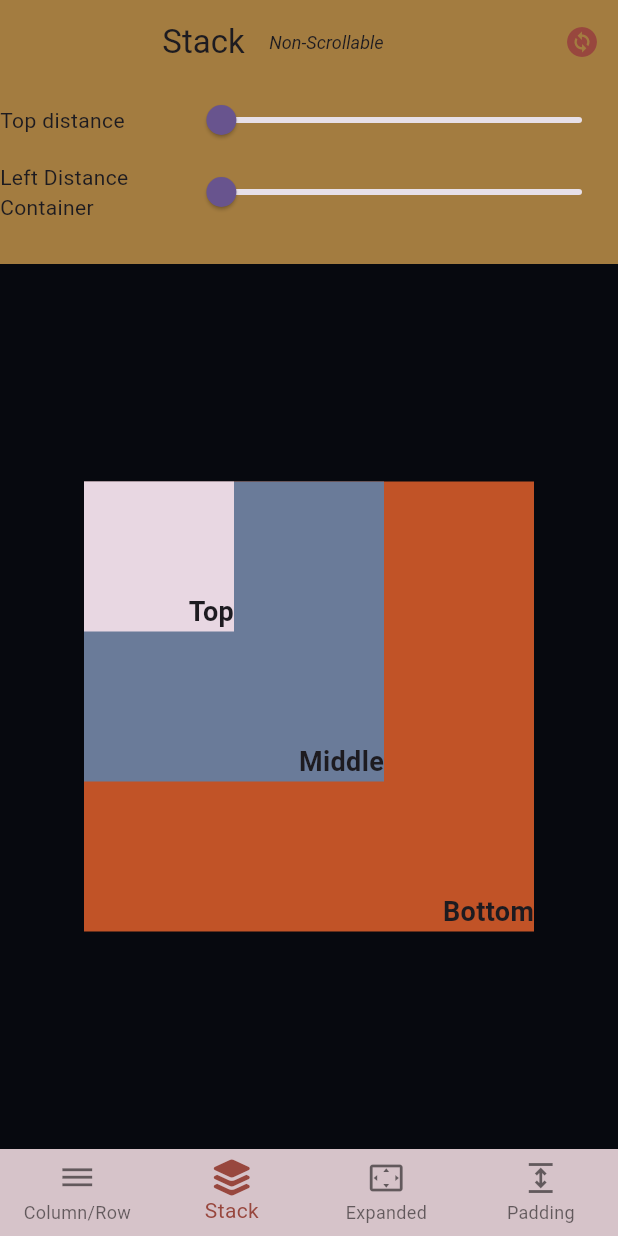
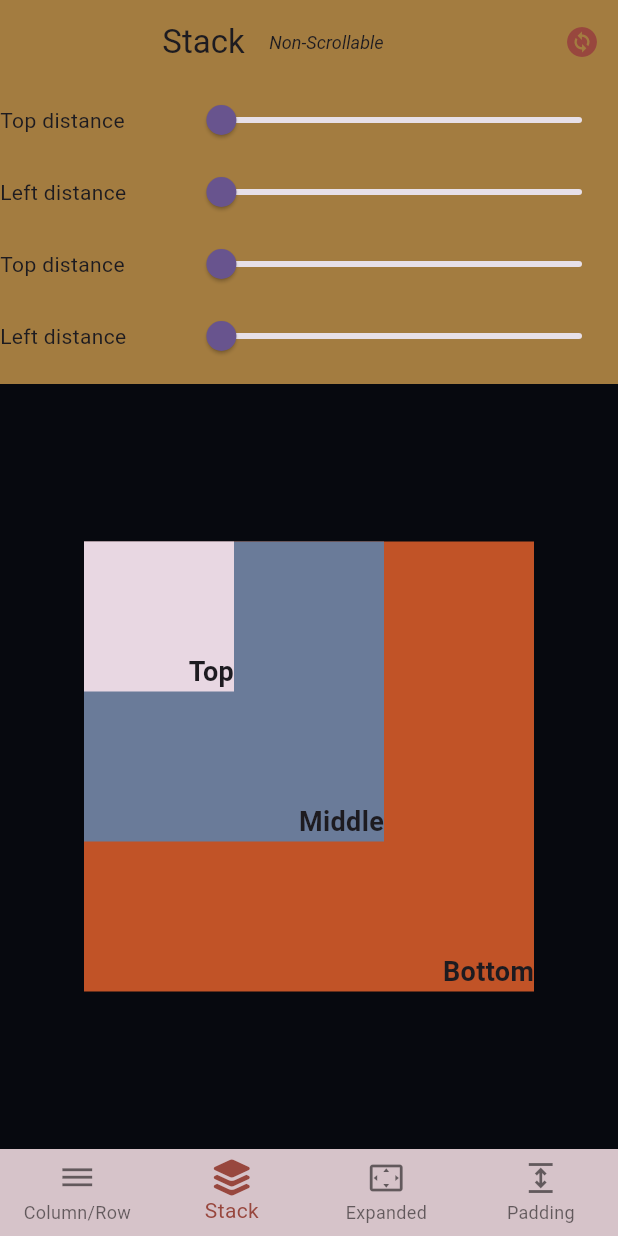
Before and after one commit to soulandbone/layout_tutorial, a Flutter app: the screen it shows after launch, item 2 of the bottom bar chosen, on a phone screen of 412 x 824 dp. Run offline on Flutter 3.47's test engine with Material 3 defaults, Android fonts, the light colour scheme and no system bars; our stand-ins replace font_awesome_flutter.

Commit message:
need tweaking on some minor details on the stack screen

```diff
--- a/lib/screens/stack_screen.dart
+++ b/lib/screens/stack_screen.dart
@@ -15,14 +15,20 @@ class StackScreen extends StatefulWidget implements HasLayoutGroup {
 }
 
 class _StackScreenState extends State<StackScreen> {
-  double height = 120;
+  //**Size of the APPBAR VARIABLE */
+  double height = 200;
 
+  //STATE VARIABLES**************************************************
   double smallTop = 0;
   double smallLeft = 0;
+  double mediumTop = 0;
+  double mediumLeft = 0;
 
+  //**************************** SIZE OF THE CONTAINERS ****************************
   double smallestContainer = 100;
   double mediumContainer = 200;
   double largeContainer = 300;
+  // **************************END CONTAINERS SIZE *************************************
 
   void onChangeSmallTop(double value) {
     setState(() {
@@ -33,6 +39,18 @@ class _StackScreenState extends State<StackScreen> {
   void onChangeSmallLeft(double value) {
     setState(() {
       smallLeft = value;
+    });
+  }
+
+  void onChangeMediumTop(double value) {
+    setState(() {
+      mediumTop = value;
+    });
+  }
+
+  void onChangeMediumLeft(double value) {
+    setState(() {
+      mediumLeft = value;
     });
   }
 
@@ -47,9 +65,14 @@ class _StackScreenState extends State<StackScreen> {
         bottom: PreferredSize(
           preferredSize: Size(0, height),
           child: TopStack(
-            sliderLength: largeContainer - smallestContainer,
-            onChangeLeft: onChangeSmallLeft,
-            onChangeTop: onChangeSmallTop,
+            currentMediumLeft: mediumLeft,
+            currentMediumTop: mediumTop,
+            onChangeMediumLeft: onChangeMediumLeft,
+            onChangeMediumTop: onChangeMediumTop,
+            sliderLengthSmall: largeContainer - smallestContainer,
+            sliderLengthMedium: largeContainer - mediumContainer,
+            onChangeSmallLeft: onChangeSmallLeft,
+            onChangeSmallTop: onChangeSmallTop,
             height: height,
             currentSmallLeft: smallLeft,
             currentSmallTop: smallTop,
@@ -71,8 +94,8 @@ class _StackScreenState extends State<StackScreen> {
             ),
 
             Positioned(
-              //bottom: middleContainerBottom,
-              // right: middleContainerRight,
+              left: mediumLeft,
+              top: mediumTop,
               child: Container(
                 alignment: Alignment.bottomRight,
                 width: mediumContainer,
--- a/lib/widgets/stack/top_stack.dart
+++ b/lib/widgets/stack/top_stack.dart
@@ -4,19 +4,29 @@ class TopStack extends StatefulWidget {
   const TopStack({
     required this.currentSmallLeft,
     required this.currentSmallTop,
+    required this.currentMediumTop,
+    required this.currentMediumLeft,
     required this.height,
-    required this.onChangeTop,
-    required this.onChangeLeft,
-    required this.sliderLength,
+    required this.onChangeSmallTop,
+    required this.onChangeSmallLeft,
+    required this.onChangeMediumTop,
+    required this.onChangeMediumLeft,
+    required this.sliderLengthSmall,
+    required this.sliderLengthMedium,
     super.key,
   });
 
   final double height;
   final double currentSmallTop;
   final double currentSmallLeft;
-  final ValueChanged<double> onChangeTop;
-  final ValueChanged<double> onChangeLeft;
-  final double sliderLength;
+  final double currentMediumTop;
+  final double currentMediumLeft;
+  final ValueChanged<double> onChangeSmallTop;
+  final ValueChanged<double> onChangeSmallLeft;
+  final ValueChanged<double> onChangeMediumLeft;
+  final ValueChanged<double> onChangeMediumTop;
+  final double sliderLengthSmall;
+  final double sliderLengthMedium;
 
   @override
   State<TopStack> createState() => _TopStackState();
@@ -35,10 +45,10 @@ class _TopStackState extends State<TopStack> {
               Expanded(
                 flex: 7,
                 child: Slider(
-                  max: widget.sliderLength,
+                  max: widget.sliderLengthSmall,
                   value: widget.currentSmallTop,
                   onChanged: (value) {
-                    widget.onChangeTop(value);
+                    widget.onChangeSmallTop(value);
                   },
                 ),
               ),
@@ -46,14 +56,44 @@ class _TopStackState extends State<TopStack> {
           ),
           Row(
             children: [
-              Expanded(flex: 3, child: Text('Left Distance Container')),
+              Expanded(flex: 3, child: Text('Left distance')),
               Expanded(
                 flex: 7,
                 child: Slider(
-                  max: widget.sliderLength,
+                  max: widget.sliderLengthSmall,
                   value: widget.currentSmallLeft,
                   onChanged: (value) {
-                    widget.onChangeLeft(value);
+                    widget.onChangeSmallLeft(value);
+                  },
+                ),
+              ),
+            ],
+          ),
+          Row(
+            children: [
+              Expanded(flex: 3, child: Text('Top distance')),
+              Expanded(
+                flex: 7,
+                child: Slider(
+                  max: widget.sliderLengthMedium,
+                  value: widget.currentMediumTop,
+                  onChanged: (value) {
+                    widget.onChangeMediumTop(value);
+                  },
+                ),
+              ),
+            ],
+          ),
+          Row(
+            children: [
+              Expanded(flex: 3, child: Text('Left distance')),
+              Expanded(
+                flex: 7,
+                child: Slider(
+                  max: widget.sliderLengthMedium,
+                  value: widget.currentMediumLeft,
+                  onChanged: (value) {
+                    widget.onChangeMediumLeft(value);
                   },
                 ),
               ),
```
